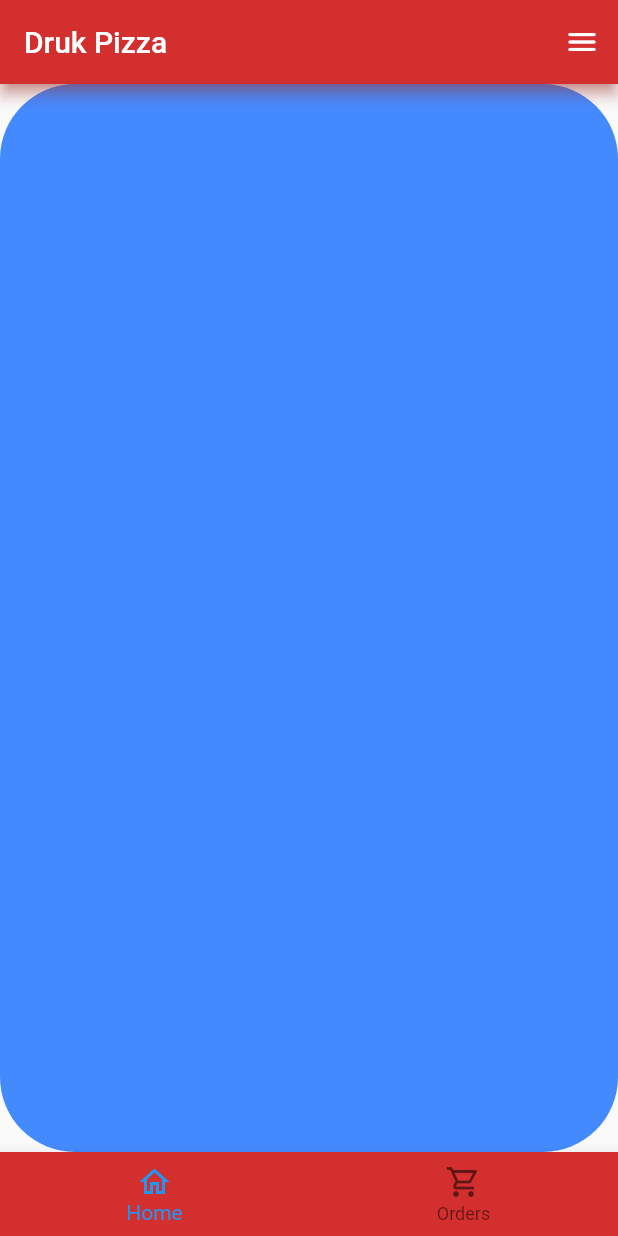
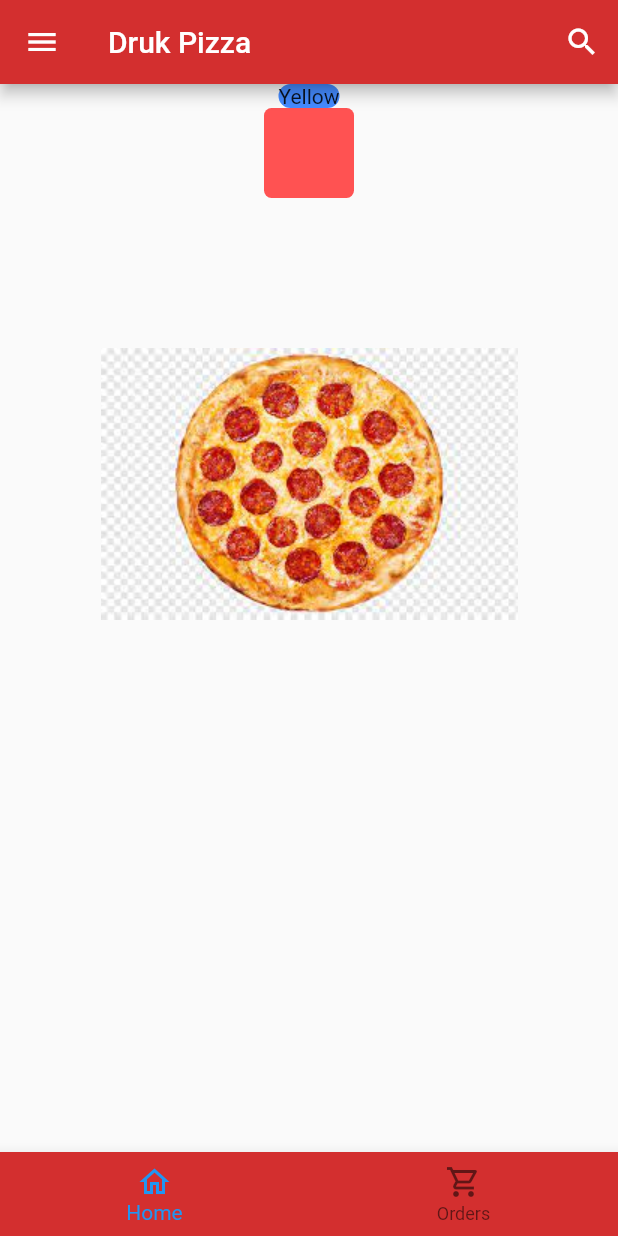
Before and after one commit to Thukten-Norbu999/druk_pizza, a Flutter app: the screen it shows after launch, on a phone screen of 412 x 824 dp. Run offline on Flutter 3.47's test engine with Material 2 defaults, Android fonts, the phone set to English and light mode, and no system bars.

Commit message:
Edited main.dart

```diff
--- a/lib/main.dart
+++ b/lib/main.dart
@@ -1,13 +1,16 @@
 import 'package:flutter/material.dart';
 
 void main() {
-  runApp(MaterialApp(
+  runApp(
+    MaterialApp(
+      debugShowCheckedModeBanner: false,
       title: 'Flutter Demo',
       theme: ThemeData(
         primarySwatch: Colors.blue,
       ),
       home: const HomePage(),
-  ));
+    ),
+  );
 }
 
 class HomePage extends StatefulWidget {
@@ -22,12 +25,15 @@ class _HomePageState extends State<HomePage> {
   Widget build(BuildContext context) {
     return Scaffold(
       appBar: AppBar(
-        //leading: ,
-        shadowColor: Colors.red.shade400,
+        leading: const Icon(
+          Icons.menu,
+          semanticLabel: 'Menu',
+        ),
+        shadowColor: Colors.black,
         actions: <Widget>[
           IconButton(
-            tooltip: 'Look at the menu',
-            icon: const Icon(Icons.menu_rounded),
+            tooltip: 'Search',
+            icon: const Icon(Icons.search),
             onPressed: () {},
           ),
         ],
@@ -40,12 +46,31 @@ class _HomePageState extends State<HomePage> {
         width: double.infinity,
         height: double.infinity,
         child: Container(
+          child: Column(
+            children: [
+              Container(
                 decoration: BoxDecoration(
                   borderRadius: BorderRadius.circular(50),
                   color: Colors.blueAccent,
                 ),
-          child: Column(
-            children: const [],
+                child: const Text('Yellow'),
+              ),
+              SizedBox(
+                height: 60,
+                width: 60,
+                child: Container(
+                  decoration: BoxDecoration(
+                    borderRadius: BorderRadius.circular(5),
+                    color: Colors.redAccent,
+                  ),
+                ),
+              ),
+              const SizedBox(
+                width: 100,
+                height: 100,
+              ),
+              Image.asset('images/download.jpg'),
+            ],
           ),
         ),
       ),
@@ -55,7 +80,9 @@ class _HomePageState extends State<HomePage> {
         backgroundColor: Colors.red.shade700,
         items: const [
           BottomNavigationBarItem(
-              icon: Icon(Icons.home_outlined), label: 'Home'),
+            icon: Icon(Icons.home_outlined),
+            label: 'Home',
+          ),
           BottomNavigationBarItem(
             icon: Icon(Icons.shopping_cart_outlined),
             label: 'Orders',
```
Lines whose indentation alone changed are shown as unchanged.
